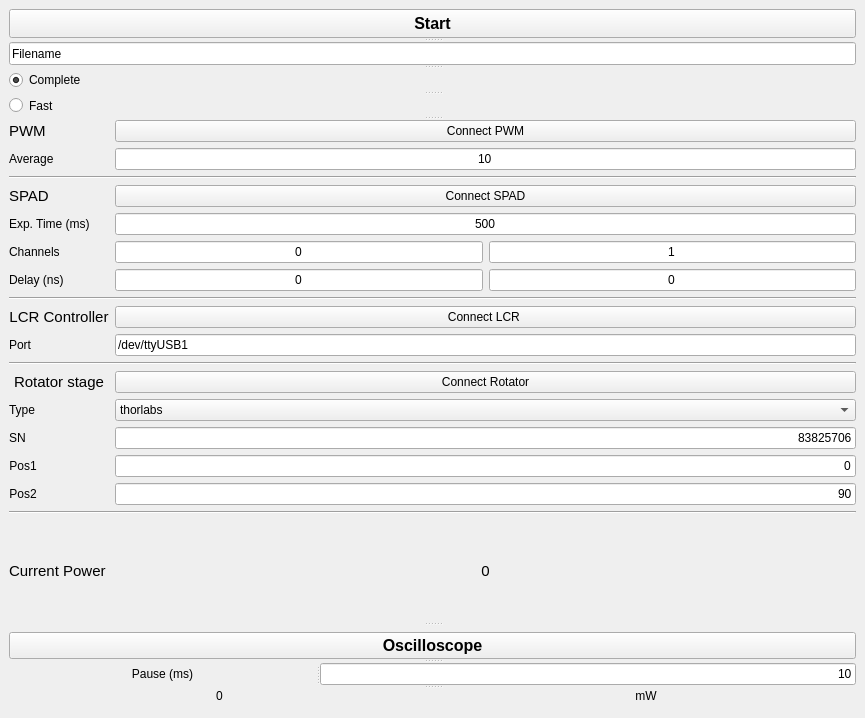
First picture: the form in visLCR.ui, repository qLuxor/pylabtools, before the edit.
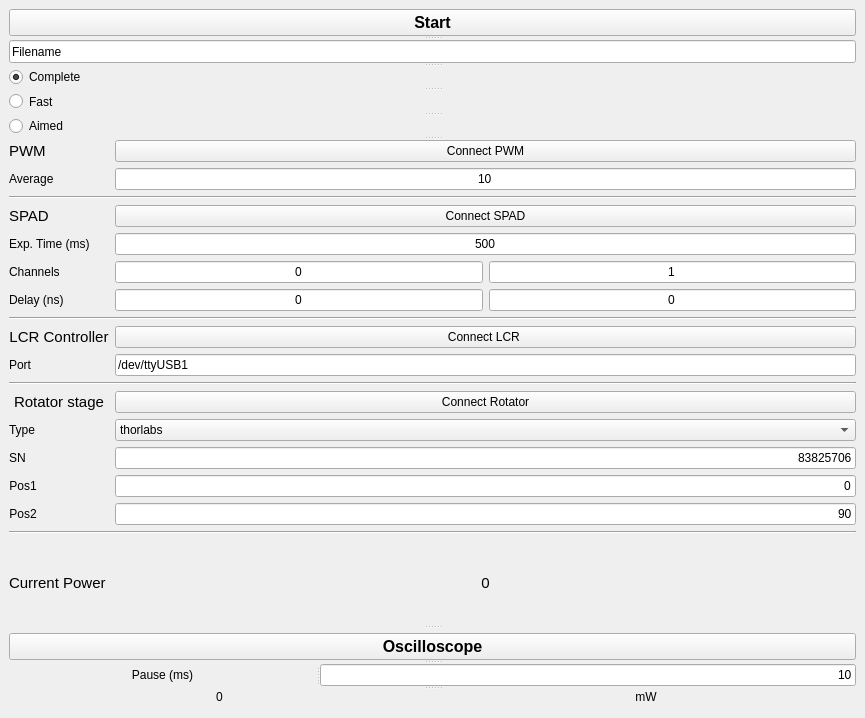
Second picture: the form after the edit.

Commit message: Added a new aimed voltage array

```diff
--- a/visLCR.ui
+++ b/visLCR.ui
@@ -64,6 +64,11 @@
              <string>Fast</string>
             </property>
            </widget>
+		<widget class="QRadioButton" name="rbtnAimed">
+            <property name="text">
+             <string>Aimed</string>
+            </property>
+           </widget>
           </widget>
           <widget class="QSplitter" name="splitter">
            <property name="orientation">
```
The commit also changes 1 other file.
